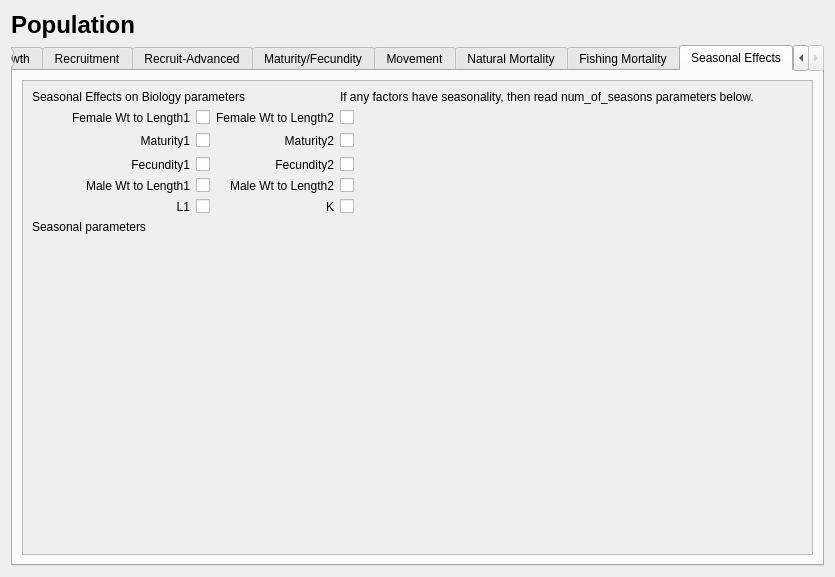
Before: the Qt Designer form src/population_widget.ui in nmfs-ost/ss3-ssi, drawn with Qt 5.
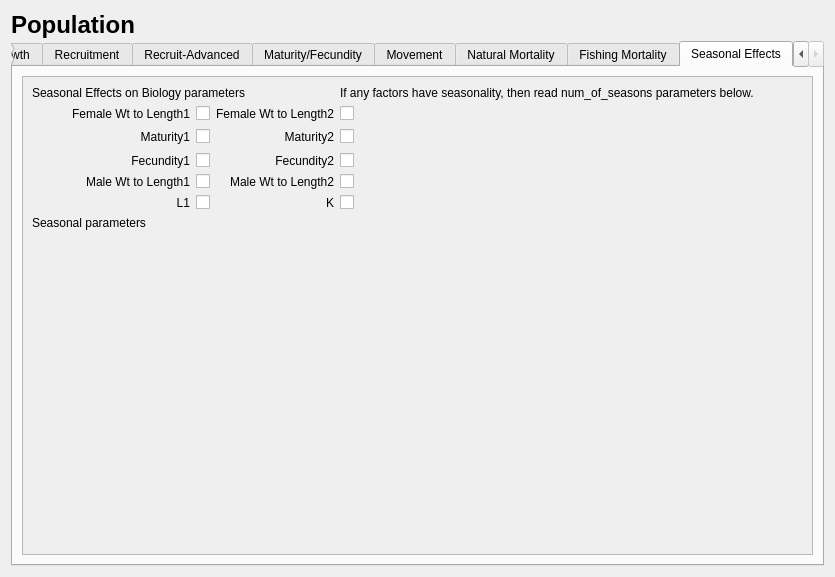
After: the same form once the commit is applied. The open tabs and pages were chosen to show the change. Icons and pictures are not drawn.

Commit message: ToolBar remains hidden or visible between sessions readjusted spacing in major layouts

```diff
--- a/src/population_widget.ui
+++ b/src/population_widget.ui
@@ -14,6 +14,9 @@
    <string>Form</string>
   </property>
   <layout class="QVBoxLayout" name="verticalLayout">
+   <property name="spacing">
+    <number>2</number>
+   </property>
    <item>
     <layout class="QHBoxLayout" name="horizontalLayout_title">
      <item>
@@ -2136,7 +2139,7 @@
             <x>0</x>
             <y>0</y>
             <width>804</width>
-            <height>408</height>
+            <height>413</height>
            </rect>
           </property>
           <layout class="QVBoxLayout" name="verticalLayout_17">
```
Left out of the diff: 12 changed lines with no effect on the pictures. The commit also changes 7 other files.
